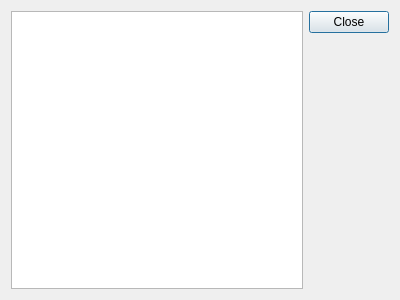
Above: aboutdialog.ui from xandroalmeida/YAVC before the change. Below: the same form after it.
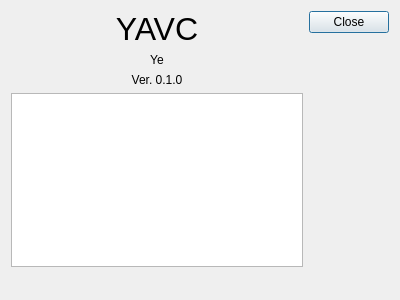
That is the form after the change.

The edit to the form file:
```diff
--- a/aboutdialog.ui
+++ b/aboutdialog.ui
@@ -17,17 +17,59 @@
    <item>
     <layout class="QVBoxLayout" name="verticalLayout">
      <item>
-      <widget class="QTextBrowser" name="textBrowser">
-       <property name="source">
-        <url>
-         <string>qrc:/info/about.html</string>
-        </url>
+      <widget class="QLabel" name="label">
+       <property name="font">
+        <font>
+         <pointsize>24</pointsize>
+        </font>
        </property>
-       <property name="openExternalLinks">
-        <bool>true</bool>
+       <property name="text">
+        <string>YAVC</string>
        </property>
+       <property name="textFormat">
+        <enum>Qt::AutoText</enum>
+       </property>
+       <property name="alignment">
+        <set>Qt::AlignCenter</set>
+       </property>
       </widget>
      </item>
+     <item>
+      <widget class="QLabel" name="label_2">
+       <property name="text">
+        <string>Ye</string>
+       </property>
+       <property name="alignment">
+        <set>Qt::AlignCenter</set>
+       </property>
+      </widget>
+     </item>
+     <item>
+      <widget class="QLabel" name="label_3">
+       <property name="text">
+        <string>Ver. 0.1.0</string>
+       </property>
+       <property name="alignment">
+        <set>Qt::AlignCenter</set>
+       </property>
+      </widget>
+     </item>
+     <item>
+      <widget class="QTextEdit" name="textEdit"/>
+     </item>
+     <item>
+      <spacer name="verticalSpacer">
+       <property name="orientation">
+        <enum>Qt::Vertical</enum>
+       </property>
+       <property name="sizeHint" stdset="0">
+        <size>
+         <width>20</width>
+         <height>40</height>
+        </size>
+       </property>
+      </spacer>
+     </item>
     </layout>
    </item>
    <item>
```
